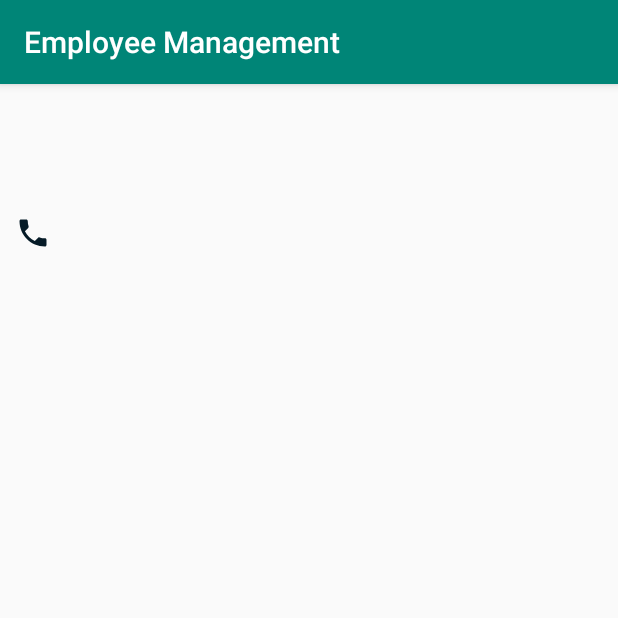
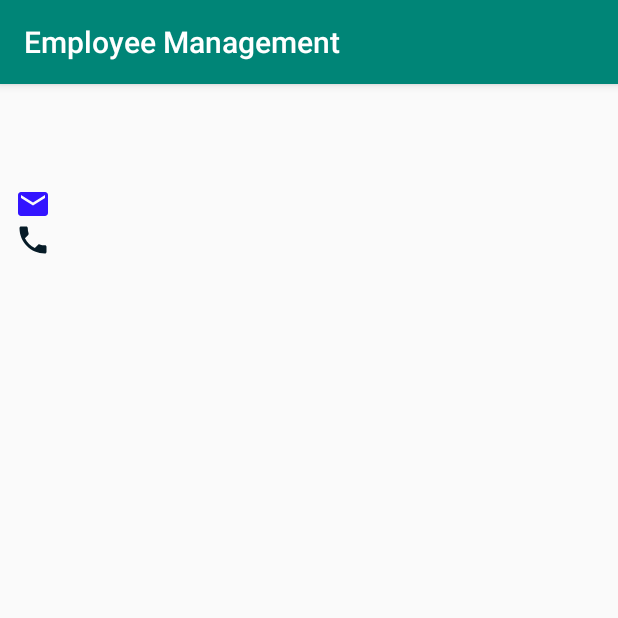
Before and after one commit to moshiur-cse/EmployeeManagementApp, an Android app: the EmpDetailsActivity screen opened directly, with no data from a screen before it, on a phone screen of 412 x 824 dp, the top half of it. Run offline under Robolectric (Android 15) with nearby library versions, the phone set to English and light mode, and no system bars; our stand-ins replace data binding.

```diff
--- /dev/null
+++ b/app/src/main/res/drawable/ic_email_black_24dp.xml
@@ -0,0 +1,5 @@
+<vector android:height="24dp" android:tint="#3314FF"
+    android:viewportHeight="24.0" android:viewportWidth="24.0"
+    android:width="24dp" xmlns:android="http://schemas.android.com/apk/res/android">
+    <path android:fillColor="#FF000000" android:pathData="M20,4L4,4c-1.1,0 -1.99,0.9 -1.99,2L2,18c0,1.1 0.9,2 2,2h16c1.1,0 2,-0.9 2,-2L22,6c0,-1.1 -0.9,-2 -2,-2zM20,8l-8,5 -8,-5L4,6l8,5 8,-5v2z"/>
+</vector>
--- a/app/src/main/res/layout/activity_emp_details.xml
+++ b/app/src/main/res/layout/activity_emp_details.xml
@@ -27,6 +27,7 @@
     <TextView
         android:layout_width="wrap_content"
         android:layout_height="wrap_content"
+        android:drawableLeft="@drawable/ic_email_black_24dp"
         android:id="@+id/details_emp_email"/>
     <TextView
         android:layout_width="wrap_content"
```
Also changed, not shown: app/src/main/java/com/moshiurcse/employeemanagement/EmpDetailsActivity.java (+20 -0 lines).
